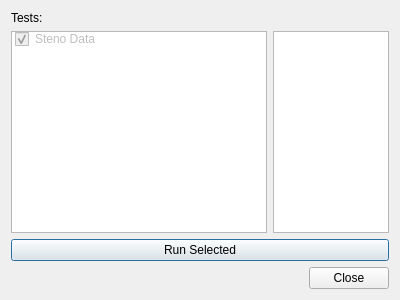
Old version of the form plover_cat/test_dialog.ui in the repository greenwyrt/plover2CAT.
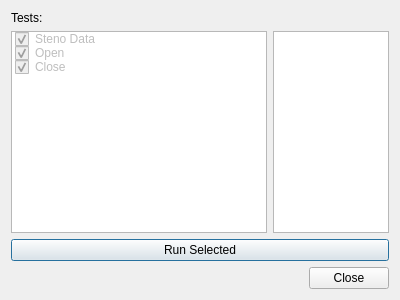
New version of the form.

What changed in the file:
```diff
--- a/plover_cat/test_dialog.ui
+++ b/plover_cat/test_dialog.ui
@@ -49,6 +49,28 @@
          <set>ItemIsSelectable|ItemIsDragEnabled|ItemIsUserCheckable</set>
         </property>
        </item>
+       <item>
+        <property name="text">
+         <string>Open</string>
+        </property>
+        <property name="checkState">
+         <enum>Checked</enum>
+        </property>
+        <property name="flags">
+         <set>ItemIsSelectable|ItemIsDragEnabled|ItemIsUserCheckable</set>
+        </property>
+       </item>
+       <item>
+        <property name="text">
+         <string>Close</string>
+        </property>
+        <property name="checkState">
+         <enum>Checked</enum>
+        </property>
+        <property name="flags">
+         <set>ItemIsSelectable|ItemIsDragEnabled|ItemIsUserCheckable</set>
+        </property>
+       </item>
       </widget>
      </item>
      <item>
```
